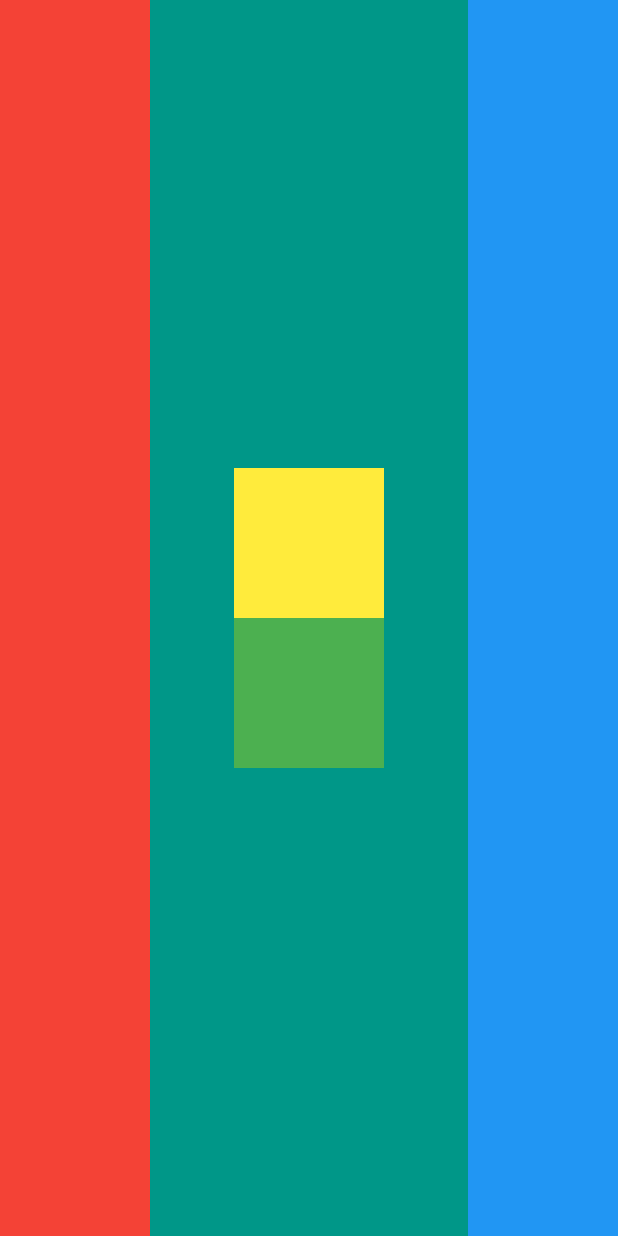
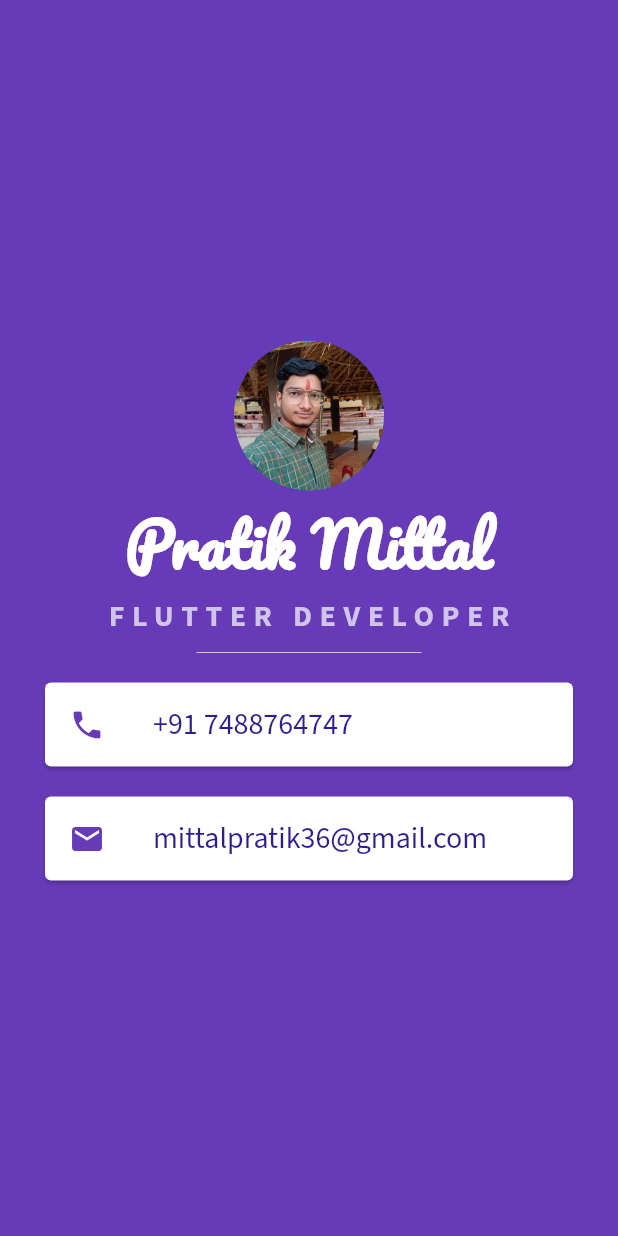
Before and after one commit to Pratikkr36/mi_card_flutter, a Flutter app: the screen it shows after launch, on a phone screen of 412 x 824 dp. Run offline on Flutter 3.47's test engine with Material 2 defaults, Android fonts, the phone set to English and light mode, and no system bars.

Commit message:
gave card look

```diff
--- a/lib/main.dart
+++ b/lib/main.dart
@@ -10,35 +10,83 @@ class MyWidget extends StatelessWidget {
     return MaterialApp(
       debugShowCheckedModeBanner: false,
       home: Scaffold(
-        backgroundColor: Colors.teal,
+        backgroundColor: Colors.deepPurple,
         body: SafeArea(
-          child: Row(
-            mainAxisAlignment: MainAxisAlignment.spaceBetween,
+          child: Column(
+            crossAxisAlignment: CrossAxisAlignment.center,
+            mainAxisAlignment: MainAxisAlignment.center,
             children: <Widget>[
-              Container(
-                width: 100.0,
-                color: Colors.red,
+              CircleAvatar(
+                radius: 50.0,
+                backgroundImage: AssetImage('images/dp.jpg'),
               ),
-              Container(
-                child: Column(
-                  mainAxisAlignment: MainAxisAlignment.center,
-                  children: <Widget>[
-                    Container(
-                      width: 100.0,
-                      height: 100.0,
-                      color: Colors.yellow,
-                    ),
-                    Container(
-                      width: 100.0,
-                      height: 100.0,
-                      color: Colors.green,
-                    ),
-                  ],
+              Text(
+                'Pratik Mittal',
+                style: TextStyle(
+                  fontFamily: 'Pacifico',
+                  fontSize: 40.0,
+                  color: Colors.white,
+                  fontWeight: FontWeight.bold,
                 ),
               ),
-              Container(
-                width: 100.0,
-                color: Colors.blue,
+              Text(
+                'FLUTTER DEVELOPER',
+                style: TextStyle(
+                  fontFamily: 'SourceSansPro',
+                  fontSize: 20.0,
+                  color: Colors.deepPurple[100],
+                  fontWeight: FontWeight.bold,
+                  letterSpacing: 5,
+                ),
+              ),
+              SizedBox(
+                height: 20.0,
+                width: 150.0,
+                child: Divider(
+                  color: Colors.deepPurple.shade100,
+                ),
+              ),
+              Card(
+                color: Colors.white,
+                margin: EdgeInsets.symmetric(
+                  vertical: 10.0,
+                  horizontal: 30.0,
+                ),
+                child: ListTile(
+                  leading: Icon(
+                    Icons.phone,
+                    color: Colors.deepPurple,
+                  ),
+                  title: Text(
+                    '+91 7488764747',
+                    style: TextStyle(
+                      color: Colors.deepPurple.shade900,
+                      fontFamily: 'SourceSansPro',
+                      fontSize: 20.0,
+                    ),
+                  ),
+                ),
+              ),
+              Card(
+                color: Colors.white,
+                margin: EdgeInsets.symmetric(
+                  vertical: 10.0,
+                  horizontal: 30.0,
+                ),
+                child: ListTile(
+                  leading: Icon(
+                    Icons.email,
+                    color: Colors.deepPurple,
+                  ),
+                  title: Text(
+                    'mittalpratik36@gmail.com',
+                    style: TextStyle(
+                      color: Colors.deepPurple.shade900,
+                      fontFamily: 'SourceSansPro',
+                      fontSize: 20.0,
+                    ),
+                  ),
+                ),
               ),
             ],
           ),
```
Also changed, not shown: pubspec.yaml (+11 -7 lines), fonts/Pacifico-Regular.ttf (added), fonts/SourceSansPro-Regular.ttf (added), images/dp.jpg (added).
